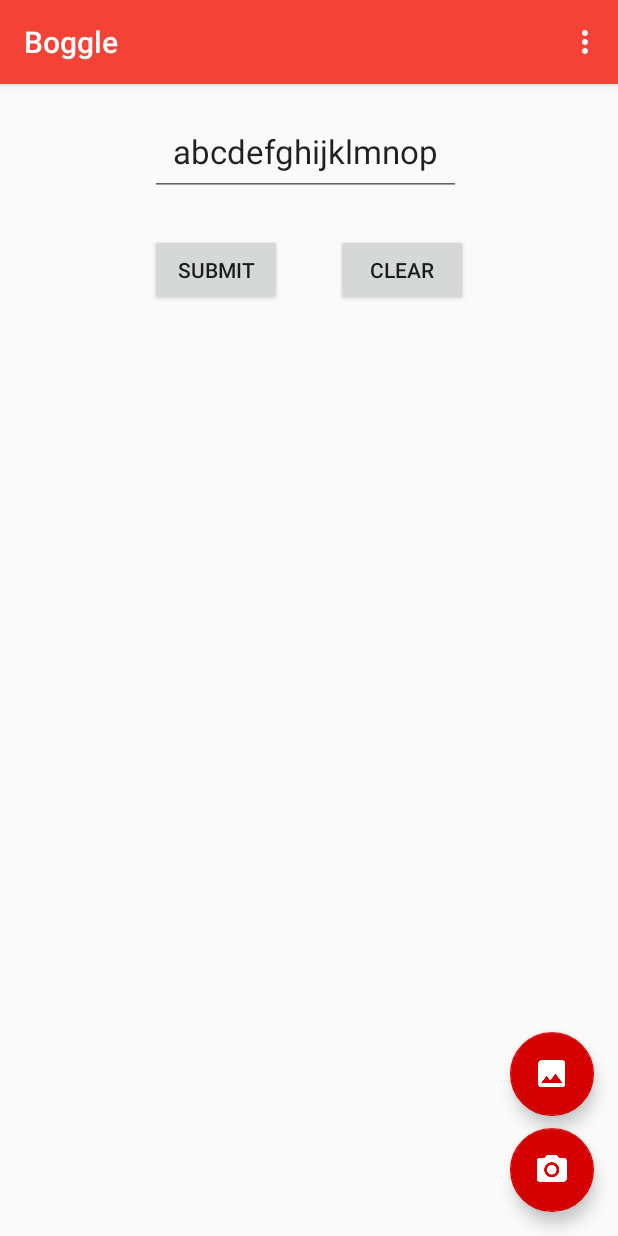
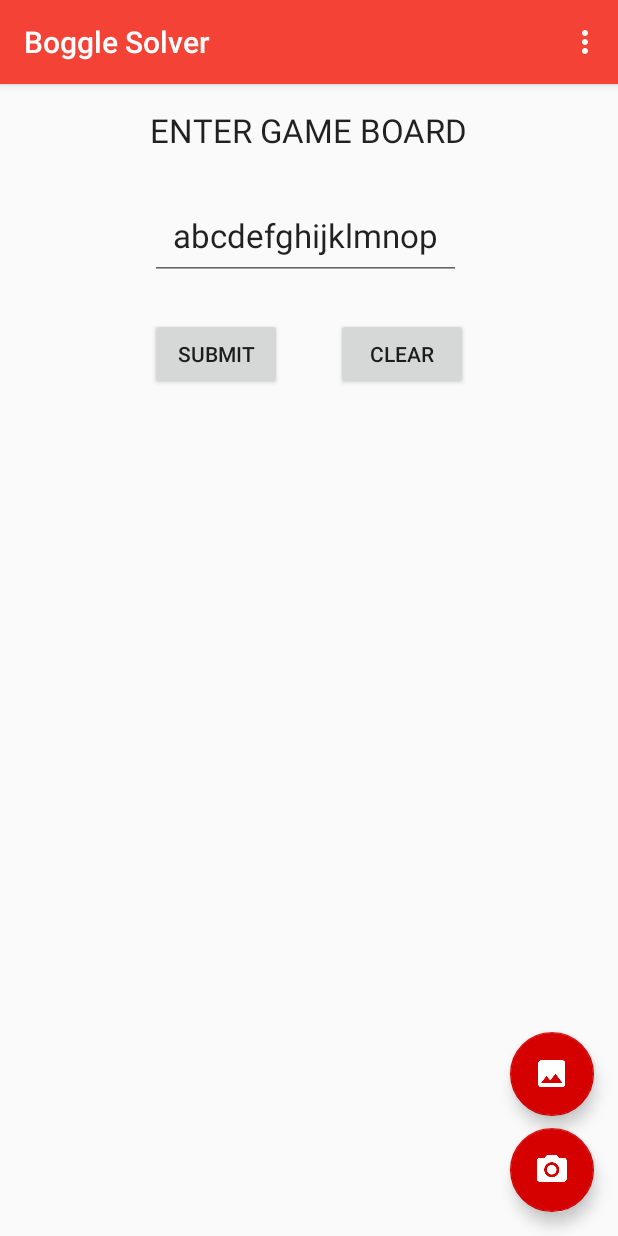
Before and after one commit to Bishwin/OCR-Boggle-Solver, an Android app: the screen it shows after launch (MainActivity), on a phone screen of 412 x 824 dp. Run offline under Robolectric (Android 15) with nearby library versions, the light colour scheme and no system bars.

Commit message:
moved textsolver to fragment

```diff
--- a/app/build.gradle
+++ b/app/build.gradle
@@ -23,8 +23,9 @@ android {
 dependencies {
     compile fileTree(include: ['*.jar'], dir: 'libs')
     testCompile 'junit:junit:4.12'
+    compile project(':openCVLibrary310')
     compile 'com.android.support:appcompat-v7:23.2.1'
     compile 'com.android.support:cardview-v7:23.2.1'
     compile 'com.android.support:design:23.2.1'
-    compile project(':openCVLibrary310')
+    compile 'com.android.support:support-v4:23.2.1'
 }
--- a/app/src/main/java/w1441879/boggle/MainActivity.java
+++ b/app/src/main/java/w1441879/boggle/MainActivity.java
@@ -9,16 +9,19 @@ import android.provider.MediaStore;
 import android.support.design.widget.FloatingActionButton;
 import android.support.design.widget.Snackbar;
 import android.support.v7.app.AppCompatActivity;
+import android.widget.ArrayAdapter;
 import android.widget.Toolbar;
 import android.util.Log;
 import android.view.Menu;
 import android.view.MenuItem;
 import android.view.View;
 import android.widget.Button;
+import android.support.v4.app.FragmentActivity;
 
 import org.opencv.android.OpenCVLoader;
 
 import java.io.File;
+import java.util.Set;
 
 public class MainActivity extends AppCompatActivity {
 
@@ -48,30 +51,12 @@ public class MainActivity extends AppCompatActivity {
         android.support.v7.widget.Toolbar toolbar = (android.support.v7.widget.Toolbar) findViewById(R.id.toolbar);
         setSupportActionBar(toolbar);
 
-        FloatingActionButton fab_camera = (FloatingActionButton) findViewById(R.id.fab_camera);
-        fab_camera.setOnClickListener(new View.OnClickListener() {
-            @Override
-            public void onClick(View view) {
-                startCameraActivity();
-            }
-        });
+        initFAB();
 
-        FloatingActionButton fab_gallery = (FloatingActionButton) findViewById(R.id.fab_gallery);
-        fab_gallery.setOnClickListener(new View.OnClickListener() {
-            @Override
-            public void onClick(View view) {
-                Intent getIntent = new Intent(Intent.ACTION_GET_CONTENT);
-                getIntent.setType("image/*");
+        TextSolverFragment textSolver = new TextSolverFragment();
+        getSupportFragmentManager().beginTransaction().add(R.id.fragment_container, textSolver).commit();
 
-                Intent pickIntent = new Intent(Intent.ACTION_PICK, android.provider.MediaStore.Images.Media.EXTERNAL_CONTENT_URI);
-                pickIntent.setType("image/*");
 
-                Intent chooserIntent = Intent.createChooser(getIntent, "Select Image");
-                chooserIntent.putExtra(Intent.EXTRA_INITIAL_INTENTS, new Intent[] {pickIntent});
-
-                startActivityForResult(chooserIntent, 2);
-            }
-        });
         Ocr.init(this);
     }
 
@@ -116,10 +101,30 @@ public class MainActivity extends AppCompatActivity {
 
     }
 
+    private void initFAB(){
+        FloatingActionButton fab_camera = (FloatingActionButton) findViewById(R.id.fab_camera);
+        fab_camera.setOnClickListener(new View.OnClickListener() {
+            @Override
+            public void onClick(View view) {
+                startCameraActivity();
+            }
+        });
 
+        FloatingActionButton fab_gallery = (FloatingActionButton) findViewById(R.id.fab_gallery);
+        fab_gallery.setOnClickListener(new View.OnClickListener() {
+            @Override
+            public void onClick(View view) {
+                Intent getIntent = new Intent(Intent.ACTION_GET_CONTENT);
+                getIntent.setType("image/*");
 
+                Intent pickIntent = new Intent(Intent.ACTION_PICK, android.provider.MediaStore.Images.Media.EXTERNAL_CONTENT_URI);
+                pickIntent.setType("image/*");
 
+                Intent chooserIntent = Intent.createChooser(getIntent, "Select Image");
+                chooserIntent.putExtra(Intent.EXTRA_INITIAL_INTENTS, new Intent[] {pickIntent});
 
-
-
+                startActivityForResult(chooserIntent, 2);
+            }
+        });
+    }
 }
--- a/app/src/main/java/w1441879/boggle/TextSolverActivity.java
+++ b/app/src/main/java/w1441879/boggle/TextSolverActivity.java
@@ -4,15 +4,12 @@ import android.app.Activity;
 import android.app.Fragment;
 import android.app.FragmentManager;
 import android.app.FragmentTransaction;
-import android.content.res.AssetManager;
-import android.content.res.Resources;
 import android.os.Bundle;
 import android.view.View;
 import android.widget.ArrayAdapter;
 import android.widget.Button;
 import android.widget.EditText;
 import android.widget.ListView;
-
 import java.util.HashSet;
 import java.util.Set;
 
--- /dev/null
+++ b/app/src/main/java/w1441879/boggle/TextSolverFragment.java
@@ -0,0 +1,95 @@
+package w1441879.boggle;
+
+import android.support.v4.app.Fragment;
+import android.os.Bundle;
+import android.view.LayoutInflater;
+import android.view.View;
+import android.view.ViewGroup;
+import android.widget.ArrayAdapter;
+import android.widget.Button;
+import android.widget.EditText;
+import android.widget.ListView;
+import java.util.Arrays;
+import java.util.Comparator;
+import java.util.Set;
+
+import w1441879.boggle.boggleSolver.Solver;
+import w1441879.boggle.dictionary.Trie;
+
+public class TextSolverFragment extends Fragment implements View.OnClickListener {
+    private EditText gameBoard;
+    private ListView listView;
+    private Button submitBoard, clearBoard;
+    View view;
+
+    @Override
+    public View onCreateView(LayoutInflater inflater, ViewGroup container, Bundle savedInstanceState){
+        view = inflater.inflate(R.layout.activity_text_solver,container,false);
+
+        gameBoard = (EditText) view.findViewById(R.id.game_board);
+        listView = (ListView) view.findViewById(R.id.result_view);
+        submitBoard = (Button) view.findViewById(R.id.submit_board);
+        submitBoard.setOnClickListener(this);
+        clearBoard = (Button) view.findViewById(R.id.clear_board);
+        clearBoard.setOnClickListener(this);
+
+        return view;
+    }
+
+    @Override
+    public void onClick(View v) {
+        if(v == submitBoard){
+
+            Trie dictionary = new Trie(getActivity());
+
+            Solver solver = new Solver(dictionary);
+
+            String str = gameBoard.getText().toString();
+            System.out.println("str" + str);
+            System.out.println("gameboard" + gameBoard.toString());
+            solver.addBoard(str);
+
+            //Set<String> results = new HashSet<>();
+            Set<String> results = solver.solvePuzzle();
+            displayResults(results);
+
+
+        } else {
+            gameBoard.setText("");
+        }
+    }
+
+    private void displayResults(Set<String> results){
+
+        String[] resultsArray = results.toArray(new String[results.size()]);
+
+        Arrays.sort(resultsArray, new Comparator<String>() {
+            @Override
+            public int compare(String str1, String str2) {
+                if(str1.length() < str2.length()){
+                    return 1;
+                } else if(str1.length() > str2.length()){
+                    return -1;
+                } else return 0;
+            }
+        });
+
+        for(int i =0; i<resultsArray.length; i++){
+            int length = resultsArray[i].length();
+            if(length >=8 ){
+                resultsArray[i] = resultsArray[i].concat(" (11pt)");
+            }else if(length == 7){
+                resultsArray[i] = resultsArray[i].concat(" (4pt)");
+            }else if(length == 6){
+                resultsArray[i] = resultsArray[i].concat(" (3pt)");
+            }else if(length == 5){
+                resultsArray[i] = resultsArray[i].concat(" (2pt)");
+            }else if(length <= 4){
+                resultsArray[i] = resultsArray[i].concat(" (1pt)");
+            }
+        }
+
+        ArrayAdapter<String> adapter = new ArrayAdapter<String>(getActivity(), android.R.layout.simple_list_item_1, resultsArray);
+        listView.setAdapter(adapter);
+    }
+}
--- a/app/src/main/res/layout/activity_main.xml
+++ b/app/src/main/res/layout/activity_main.xml
@@ -6,7 +6,6 @@
     android:layout_height="match_parent"
     android:fitsSystemWindows="true"
     tools:context="w1441879.boggle.MainActivity">
-
 
     <android.support.design.widget.AppBarLayout
         android:layout_width="match_parent"
@@ -21,7 +20,12 @@
             app:popupTheme="@style/AppTheme.PopupOverlay" />
     </android.support.design.widget.AppBarLayout>
 
-    <include layout="@layout/activity_text_solver" />
+    <FrameLayout
+        android:id="@+id/fragment_container"
+        android:layout_width="match_parent"
+        android:layout_height="wrap_content"
+        android:layout_marginTop="?attr/actionBarSize">
+    </FrameLayout>
 
     <android.support.design.widget.FloatingActionButton
         android:id="@+id/fab_camera"
--- a/app/src/main/res/layout/activity_text_solver.xml
+++ b/app/src/main/res/layout/activity_text_solver.xml
@@ -15,7 +15,7 @@
         android:layout_height="wrap_content"
         android:textAppearance="?android:attr/textAppearanceLarge"
         android:layout_centerHorizontal="true"
-        android:text="ENTER GAME BOARD"
+        android:text="@string/text_title"
         android:paddingBottom="5dp"
         android:focusable="true"
         android:focusableInTouchMode="true"
@@ -27,8 +27,8 @@
         android:layout_height="wrap_content"
         android:padding="15dp"
         android:textAppearance="?android:attr/textAppearanceLarge"
-        android:text="abcdefghijklmnop"
-        android:hint="enter letters"
+        android:text="@string/text_input_default"
+        android:hint="@string/text_input_hint"
         android:layout_below="@+id/textView"
         android:layout_alignStart="@+id/submit_board"
         android:layout_marginTop="20dp"
@@ -42,7 +42,7 @@
         android:id="@+id/submit_board"
         android:layout_width="wrap_content"
         android:layout_height="wrap_content"
-        android:text="SUBMIT"
+        android:text="@string/text_input_submit"
         android:layout_alignBaseline="@+id/clear_board"
         android:layout_alignBottom="@+id/clear_board"
         android:layout_alignStart="@+id/textView" />
@@ -51,7 +51,7 @@
         android:id="@+id/clear_board"
         android:layout_width="wrap_content"
         android:layout_height="wrap_content"
-        android:text="CLEAR"
+        android:text="@string/text_input_clear"
         android:layout_marginTop="25dp"
         android:layout_marginBottom="15dp"
         android:layout_below="@+id/game_board"
@@ -62,7 +62,6 @@
         android:layout_below="@+id/clear_board"
         android:layout_width="match_parent"
         android:layout_height="match_parent">
-
     </ListView>
 
     <FrameLayout
@@ -70,7 +69,4 @@
         android:layout_below="@+id/clear_board"
         android:layout_width="match_parent"
         android:layout_height="match_parent"/>
-
-
-
 </RelativeLayout>
--- a/app/src/main/res/values/strings.xml
+++ b/app/src/main/res/values/strings.xml
@@ -1,7 +1,15 @@
 <resources>
-    <string name="app_name">Boggle</string>
+    <string name="app_name">Boggle Solver</string>
     <string name="action_settings">Settings</string>
     <string name="new_text_game_button">ENTER GAME</string>
     <string name="new_take_picture_button">TAKE PICTURE</string>
     <string name="new_select_picture_button">SELECT PICTURE</string>
+
+    <!-- Text Solver Fragment-->
+    <string name="text_title">ENTER GAME BOARD</string>
+    <string name="text_input_hint">Enter Letters</string>
+    <string name="text_input_default">abcdefghijklmnop</string>
+    <string name="text_input_submit">SUBMIT</string>
+    <string name="text_input_clear">CLEAR</string>
+
 </resources>
--- a/app/src/main/res/values/styles.xml
+++ b/app/src/main/res/values/styles.xml
@@ -1,7 +1,7 @@
 <resources>
 
     <!-- Base application theme. -->
-    <style name="AppTheme" parent="Theme.AppCompat.Light.DarkActionBar">
+    <style name="AppTheme" parent="Theme.AppCompat.Light.NoActionBar">
         <!-- Customize your theme here. -->
         <item name="colorPrimary">@color/colorPrimary</item>
         <item name="colorPrimaryDark">@color/colorPrimaryDark</item>
```
Also changed, not shown: app/src/main/java/w1441879/boggle/ResultFragment.java (deleted, +0 -16 lines), app/src/main/res/layout/results_fragment.xml (deleted, +0 -12 lines), 27 other files.
